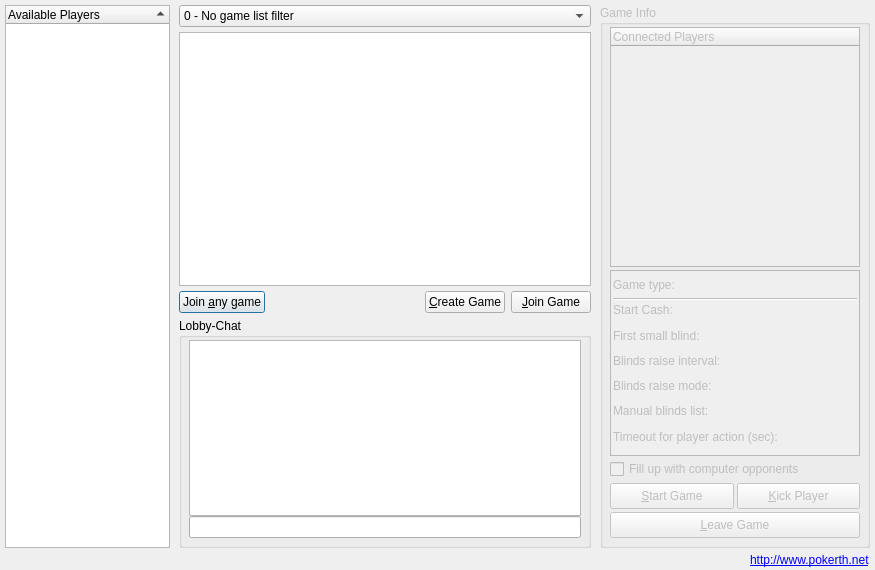
pokerth/pokerth, file src/gui/qt/gamelobbydialog.ui: the form before one commit.
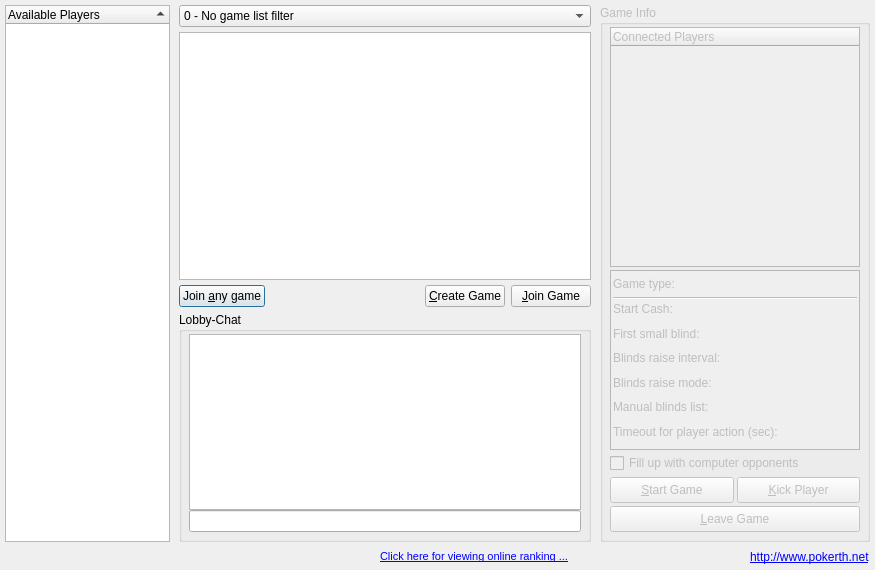
The form after the commit. Icons and pictures are not drawn.

Commit message: insert links for create game account and view online ranking

```diff
--- a/src/gui/qt/gamelobbydialog.ui
+++ b/src/gui/qt/gamelobbydialog.ui
@@ -213,6 +213,55 @@
        </property>
       </widget>
      </item>
+     <item>
+      <spacer name="horizontalSpacer">
+       <property name="orientation">
+        <enum>Qt::Horizontal</enum>
+       </property>
+       <property name="sizeType">
+        <enum>QSizePolicy::Expanding</enum>
+       </property>
+       <property name="sizeHint" stdset="0">
+        <size>
+         <width>20</width>
+         <height>20</height>
+        </size>
+       </property>
+      </spacer>
+     </item>
+     <item>
+      <widget class="QLabel" name="label">
+       <property name="text">
+        <string>&lt;!DOCTYPE HTML PUBLIC &quot;-//W3C//DTD HTML 4.0//EN&quot; &quot;http://www.w3.org/TR/REC-html40/strict.dtd&quot;&gt;
+&lt;html&gt;&lt;head&gt;&lt;meta name=&quot;qrichtext&quot; content=&quot;1&quot; /&gt;&lt;style type=&quot;text/css&quot;&gt;
+p, li { white-space: pre-wrap; }
+&lt;/style&gt;&lt;/head&gt;&lt;body style=&quot; font-family:'Nimbus Sans L'; font-size:8pt; font-weight:400; font-style:normal;&quot;&gt;
+&lt;table border=&quot;0&quot; style=&quot;-qt-table-type: root; margin-top:4px; margin-bottom:4px; margin-left:4px; margin-right:4px;&quot;&gt;
+&lt;tr&gt;
+&lt;td style=&quot;border: none;&quot;&gt;
+&lt;p style=&quot; margin-top:0px; margin-bottom:0px; margin-left:0px; margin-right:0px; -qt-block-indent:0; text-indent:0px;&quot;&gt;&lt;a href=&quot;http://online-ranking.pokerth.net&quot;&gt;&lt;span style=&quot; text-decoration: underline; color:#0000ff;&quot;&gt;Click here for viewing online ranking ...&lt;/span&gt;&lt;/a&gt;&lt;/p&gt;&lt;/td&gt;&lt;/tr&gt;&lt;/table&gt;&lt;/body&gt;&lt;/html&gt;</string>
+       </property>
+       <property name="openExternalLinks">
+        <bool>true</bool>
+       </property>
+      </widget>
+     </item>
+     <item>
+      <spacer name="horizontalSpacer_2">
+       <property name="orientation">
+        <enum>Qt::Horizontal</enum>
+       </property>
+       <property name="sizeType">
+        <enum>QSizePolicy::Expanding</enum>
+       </property>
+       <property name="sizeHint" stdset="0">
+        <size>
+         <width>20</width>
+         <height>20</height>
+        </size>
+       </property>
+      </spacer>
+     </item>
      <item>
       <widget class="QLabel" name="label_pokerthDotNet">
        <property name="text">
@@ -372,7 +421,7 @@
            <x>0</x>
            <y>0</y>
            <width>248</width>
-           <height>175</height>
+           <height>171</height>
           </rect>
          </property>
          <layout class="QGridLayout" name="gridLayout">
```
The commit also changes 2 other files.
